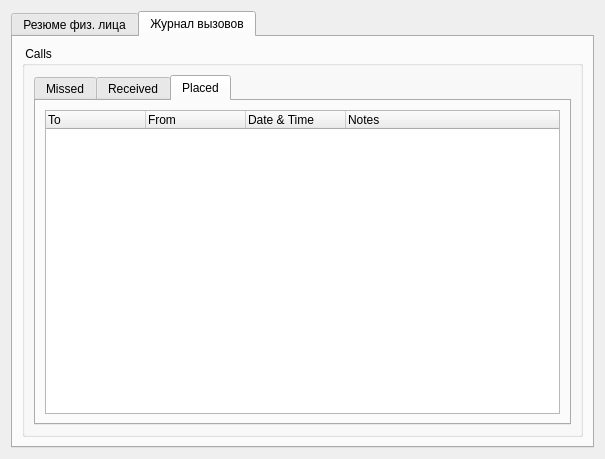
Above: ViewContactDialog.ui from okostynchuk/Outcall before the change. Below: the same form after it.
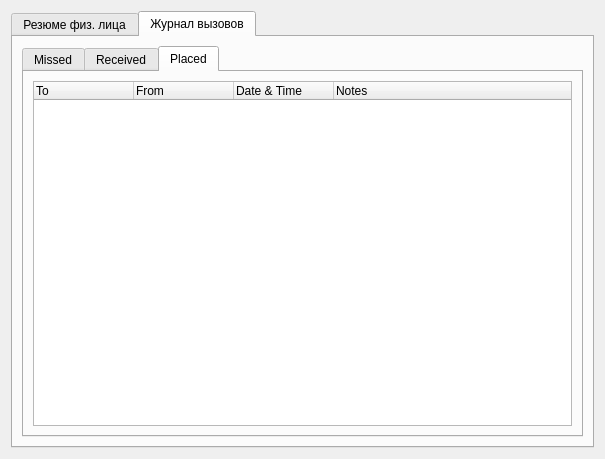
That is the form after the change. The open tabs and pages were chosen to show the change. Icons and pictures are not drawn.

Commit message: added tab for ViewOrgContactDialog ViewOrgCD

Diff of the .ui file:
```diff
--- a/ViewContactDialog.ui
+++ b/ViewContactDialog.ui
@@ -449,12 +449,6 @@
       </attribute>
       <layout class="QGridLayout" name="gridLayout_4">
        <item row="0" column="0">
-        <widget class="QGroupBox" name="groupBoxCalls">
-         <property name="title">
-          <string> Calls</string>
-         </property>
-         <layout class="QVBoxLayout" name="verticalLayout_4">
-          <item>
            <widget class="QTabWidget" name="tabWidget_2">
             <property name="currentIndex">
              <number>0</number>
@@ -603,9 +597,6 @@
               </item>
              </layout>
             </widget>
-           </widget>
-          </item>
-         </layout>
         </widget>
        </item>
       </layout>
```
Left out of the diff: 24 changed lines with no effect on the pictures. Lines whose indentation alone changed are shown as unchanged. The commit also changes 6 other files.
